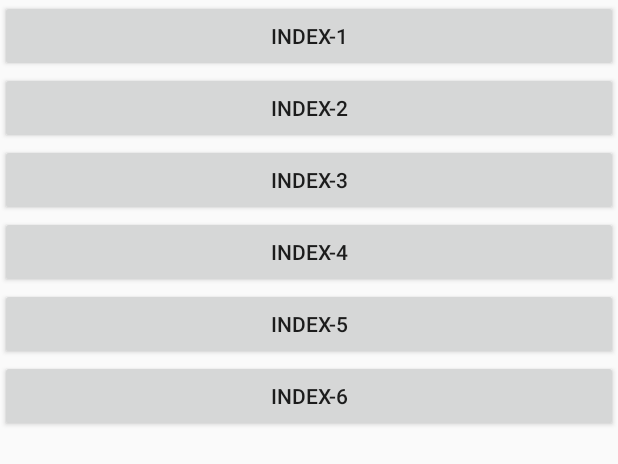
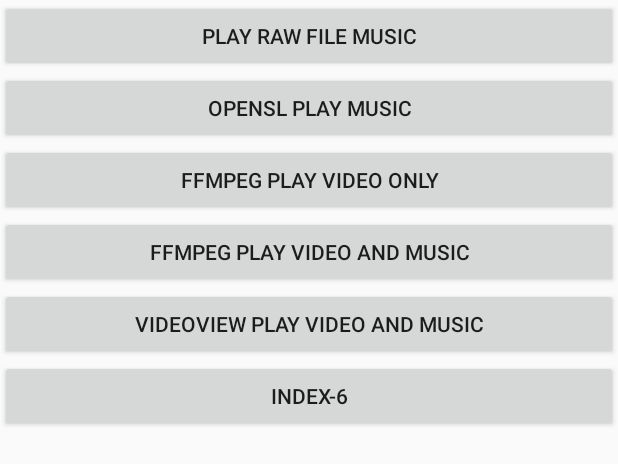
Before and after one commit to Wingbu/FFMPEGBasic, an Android app: the layout activity_index.xml on its own in the app's theme, with its tools: preview values and no code run, on a phone screen of 412 x 824 dp. Shown: the top 464 px of the screen. Run offline under Robolectric (Android 15) with nearby library versions, the phone set to English and light mode, and no system bars.

Commit message:
add index activity final

```diff
--- a/app/src/main/AndroidManifest.xml
+++ b/app/src/main/AndroidManifest.xml
@@ -20,13 +20,15 @@
         <activity android:name=".play.MixPlayActivity" />
         <activity android:name=".opensl.OpenSLActivity"></activity>
         <activity android:name=".play.RawPlayerActivity">
+
+        </activity>
+        <activity android:name=".IndexActivity">
             <intent-filter>
                 <action android:name="android.intent.action.MAIN" />
 
                 <category android:name="android.intent.category.LAUNCHER" />
             </intent-filter>
         </activity>
-        <activity android:name=".IndexActivity"></activity>
     </application>
 
 </manifest>
--- a/app/src/main/res/layout/activity_index.xml
+++ b/app/src/main/res/layout/activity_index.xml
@@ -11,28 +11,28 @@
         android:id="@+id/btn_index_1"
         android:layout_width="match_parent"
         android:layout_height="wrap_content"
-        android:text="index-1" />
+        android:text="play raw file music" />
     <Button
         android:id="@+id/btn_index_2"
         android:layout_width="match_parent"
         android:layout_height="wrap_content"
-        android:text="index-2" />
+        android:text="OpenSL play music" />
 
     <Button
         android:id="@+id/btn_index_3"
         android:layout_width="match_parent"
         android:layout_height="wrap_content"
-        android:text="index-3" />
+        android:text="FFMpeg play video only" />
     <Button
         android:id="@+id/btn_index_4"
         android:layout_width="match_parent"
         android:layout_height="wrap_content"
-        android:text="index-4" />
+        android:text="FFMpeg play video and music" />
     <Button
         android:id="@+id/btn_index_5"
         android:layout_width="match_parent"
         android:layout_height="wrap_content"
-        android:text="index-5" />
+        android:text="VideoView play video and music" />
     <Button
         android:id="@+id/btn_index_6"
         android:layout_width="match_parent"
```
Also changed, not shown: app/src/main/java/com/example/wingbu/ffmpegbasic/IndexActivity.java (+35 -8 lines).
